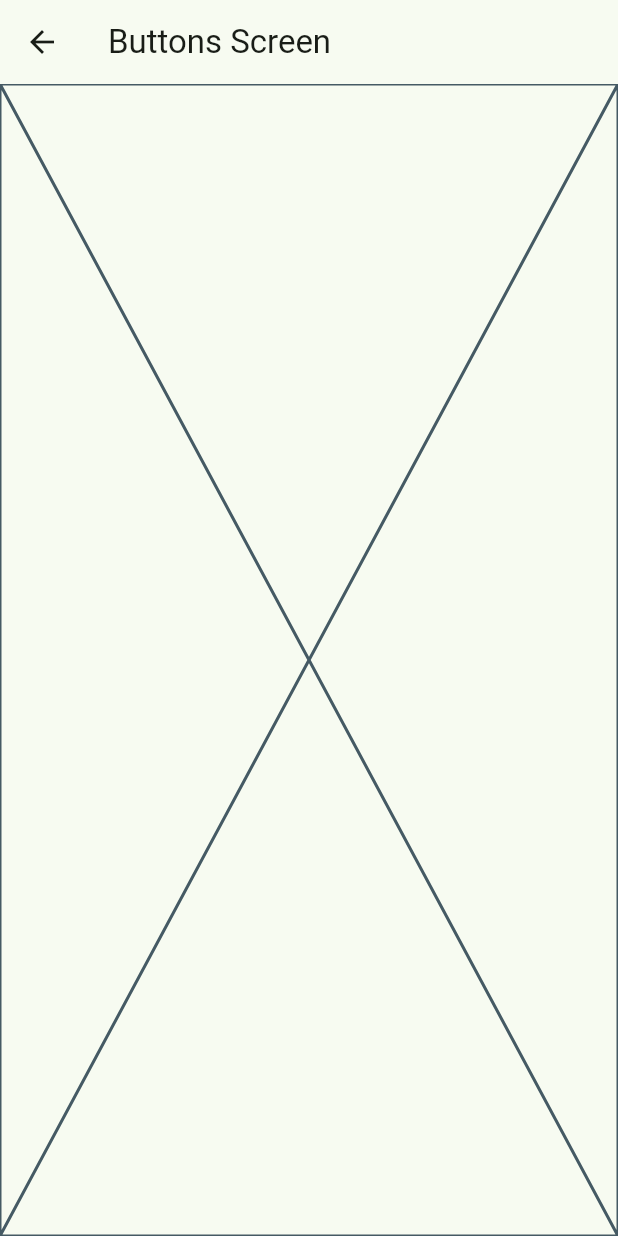
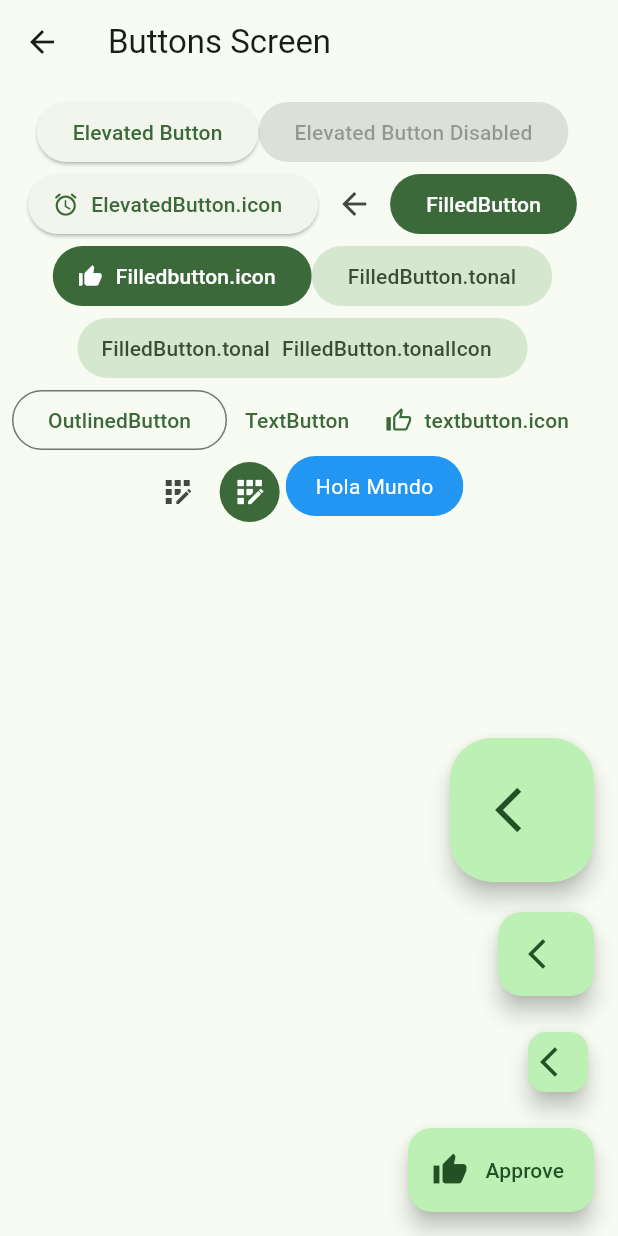
Before and after one commit to mikeonoff09/widgets-app, a Flutter app: the ButtonsScreen screen opened directly, on a phone screen of 412 x 824 dp. Run offline on Flutter 3.47's test engine with Material 2 defaults, Android fonts, the phone set to English and light mode, and no system bars; our stand-ins replace go_router.

Commit message:
buttons screen finished

```diff
--- a/lib/config/router/app_router.dart
+++ b/lib/config/router/app_router.dart
@@ -15,7 +15,7 @@ final appRouter = GoRouter(
       builder: (context, state) => const CardsScreen(),
     ),
     GoRoute(
-      path: '/',
+      path: '/buttons',
       name: ButtonsScreen.name,
       builder: (context, state) => const ButtonsScreen(),
     ),
--- a/lib/presentation/screens/buttons/buttons_screen.dart
+++ b/lib/presentation/screens/buttons/buttons_screen.dart
@@ -1,7 +1,7 @@
 import 'package:flutter/material.dart';
+import 'package:go_router/go_router.dart';
 
 class ButtonsScreen extends StatelessWidget {
-
   static const String name = 'buttons_screen';
   const ButtonsScreen({super.key});
 
@@ -11,7 +11,152 @@ class ButtonsScreen extends StatelessWidget {
       appBar: AppBar(
         title: const Text('Buttons Screen'),
       ),
-      body: const Placeholder(),
+      floatingActionButton: const _FloatingActionButtons(),
+      body: const _ButtonsView(),
     );
   }
 }
+
+class _FloatingActionButtons extends StatelessWidget {
+  const _FloatingActionButtons();
+
+  @override
+  Widget build(BuildContext context) {
+    return Column(
+      crossAxisAlignment: CrossAxisAlignment.end,
+      mainAxisAlignment: MainAxisAlignment.end,
+      children: [
+        FloatingActionButton.large(
+          heroTag: '1',
+          onPressed: () {},
+          child: const Icon(Icons.arrow_back_ios),
+        ),
+        const SizedBox(height: 20),
+        FloatingActionButton.extended(
+          heroTag: '2',
+          onPressed: () {},
+          label: const Icon(Icons.arrow_back_ios),
+        ),
+        const SizedBox(height: 20),
+        const FloatingActionButton.small(
+          heroTag: '3',
+          onPressed: null,
+          child: Icon(Icons.arrow_back_ios),
+        ),
+        const SizedBox(height: 20),
+        FloatingActionButton.extended(
+          heroTag: '4',
+          onPressed: () {},
+          icon: const Icon(Icons.thumb_up),
+          label: const Text(' Approve'),
+        ),
+      ],
+    );
+  }
+}
+
+class _ButtonsView extends StatelessWidget {
+  const _ButtonsView();
+
+  @override
+  Widget build(BuildContext context) {
+    final primaryColor = Theme.of(context).colorScheme.primary;
+    return SingleChildScrollView(
+      child: Padding(
+        padding: const EdgeInsets.all(8.0),
+        child: Wrap(
+          alignment: WrapAlignment.center,
+          children: [
+            ElevatedButton(
+              onPressed: () {},
+              child: const Text('Elevated Button'),
+            ),
+            const ElevatedButton(
+              onPressed: null,
+              child: Text('Elevated Button Disabled'),
+            ),
+            ElevatedButton.icon(
+              onPressed: () {},
+              icon: const Icon(Icons.access_alarms_rounded),
+              label: const Text('ElevatedButton.icon'),
+            ),
+            BackButton(
+              onPressed: () => context.pop(),
+            ),
+            FilledButton(
+              onPressed: () {},
+              child: const Text('FilledButton'),
+            ),
+            FilledButton.icon(
+              onPressed: () {},
+              icon: const Icon(Icons.thumb_up_alt),
+              label: const Text('Filledbutton.icon'),
+            ),
+            FilledButton.tonal(
+              onPressed: () {},
+              child: const Text('FilledButton.tonal'),
+            ),
+            FilledButton.tonalIcon(
+              onPressed: () {},
+              icon: const Text('FilledButton.tonal'),
+              label: const Text('FilledButton.tonalIcon'),
+            ),
+            OutlinedButton(
+              onPressed: () {},
+              child: const Text('OutlinedButton'),
+            ),
+            TextButton(
+              onPressed: () {},
+              child: const Text('TextButton'),
+            ),
+            TextButton.icon(
+              onPressed: () {},
+              icon: const Icon(Icons.thumb_up_alt_outlined),
+              label: const Text('textbutton.icon'),
+            ),
+            IconButton(
+              onPressed: () {},
+              icon: const Icon(Icons.app_registration),
+            ),
+            IconButton(
+              onPressed: () {},
+              icon: const Icon(Icons.app_registration),
+              style: ButtonStyle(
+                iconColor: MaterialStateProperty.all(Colors.white),
+                backgroundColor: MaterialStatePropertyAll(primaryColor),
+              ),
+            ),
+            const CustomButton()
+          ],
+        ),
+      ),
+    );
+  }
+}
+
+class CustomButton extends StatelessWidget {
+  const CustomButton({super.key});
+
+  @override
+  Widget build(BuildContext context) {
+    return ClipRRect(
+      borderRadius: BorderRadius.circular(20),
+      child: Material(
+        color: Colors.blue,
+        child: InkWell(
+          onTap: () {},
+          child: const Padding(
+            padding: EdgeInsets.symmetric(
+              horizontal: 20.0,
+              vertical: 10,
+            ),
+            child: Text(
+              'Hola Mundo',
+              style: TextStyle(color: Colors.white),
+            ),
+          ),
+        ),
+      ),
+    );
+  }
+}
--- a/lib/presentation/screens/home/home_screen.dart
+++ b/lib/presentation/screens/home/home_screen.dart
@@ -43,7 +43,7 @@ class _HomeView extends StatelessWidget {
           onTap: () {
             // Navigator.pushNamed(context, menuItem.link);
             // context.push(CardsScreen.name); // not dinamic
-            context.go(menuItem.link);
+            context.push(menuItem.link);
 
           },
         );
```
